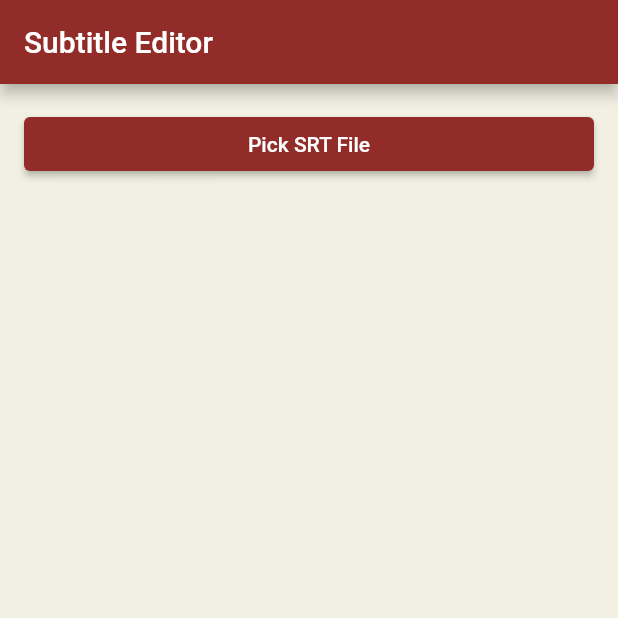
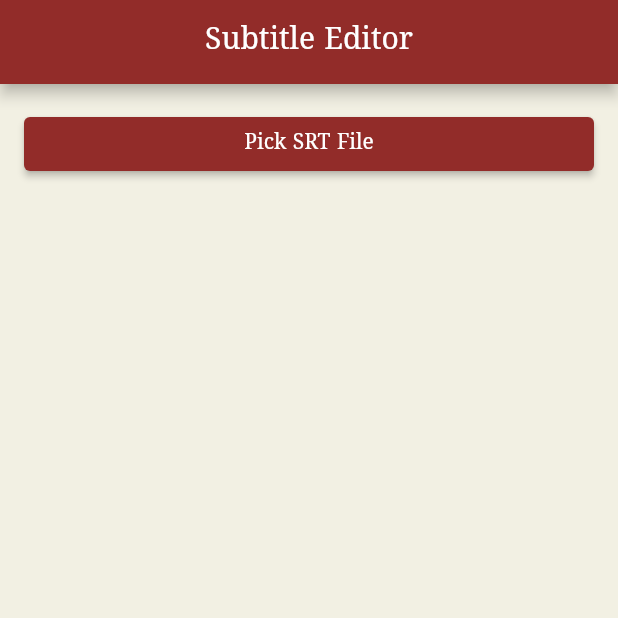
Before and after one commit to SamirOk123/Subtitle-Editor, a Flutter app: the screen it shows after launch, on a phone screen of 412 x 824 dp, the top half of it. Run offline on Flutter 3.47's test engine with Material 3 defaults, Android fonts, the phone set to English and light mode, and no system bars; our stand-ins replace file_picker.

```diff
--- a/lib/main.dart
+++ b/lib/main.dart
@@ -33,7 +33,8 @@ class MyApp extends StatelessWidget {
       theme: ThemeData(
         primarySwatch: customSwatch,
         scaffoldBackgroundColor: kSecondaryColor,
-        appBarTheme: const AppBarTheme(backgroundColor: kPrimaryColor),
+        appBarTheme: const AppBarTheme(centerTitle: true),
+        fontFamily: 'Malayalam',
         useMaterial3: false,
       ),
       debugShowCheckedModeBanner: false,
```
Also changed, not shown: lib/home.dart (+25 -2 lines), lib/subtitle_editor.dart (+9 -4 lines).
